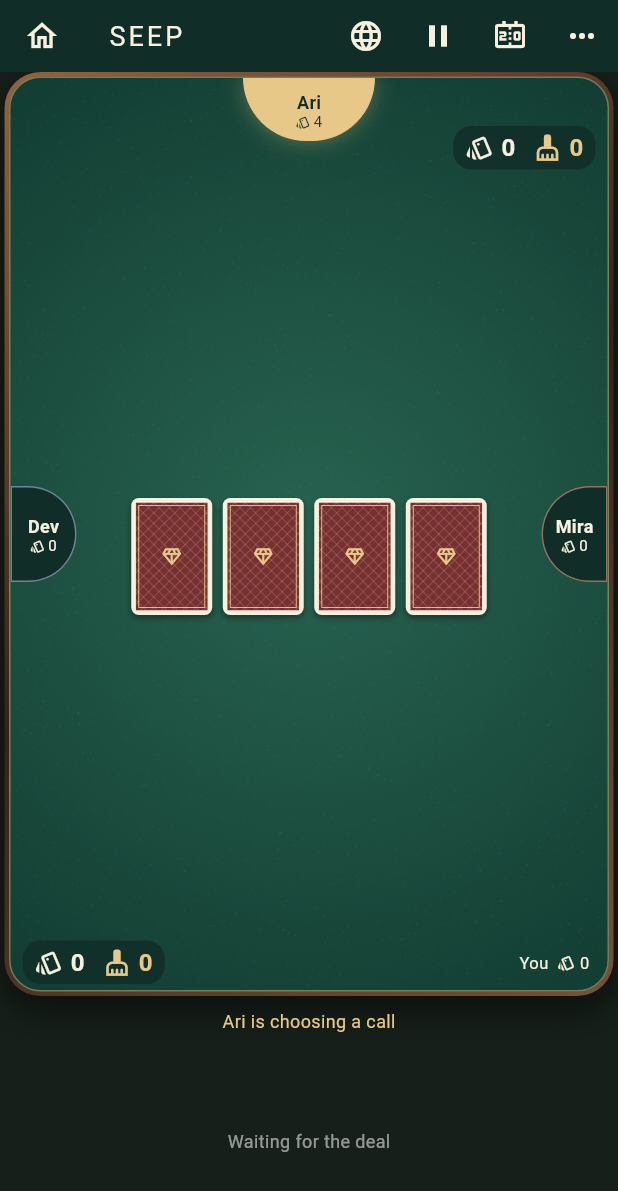
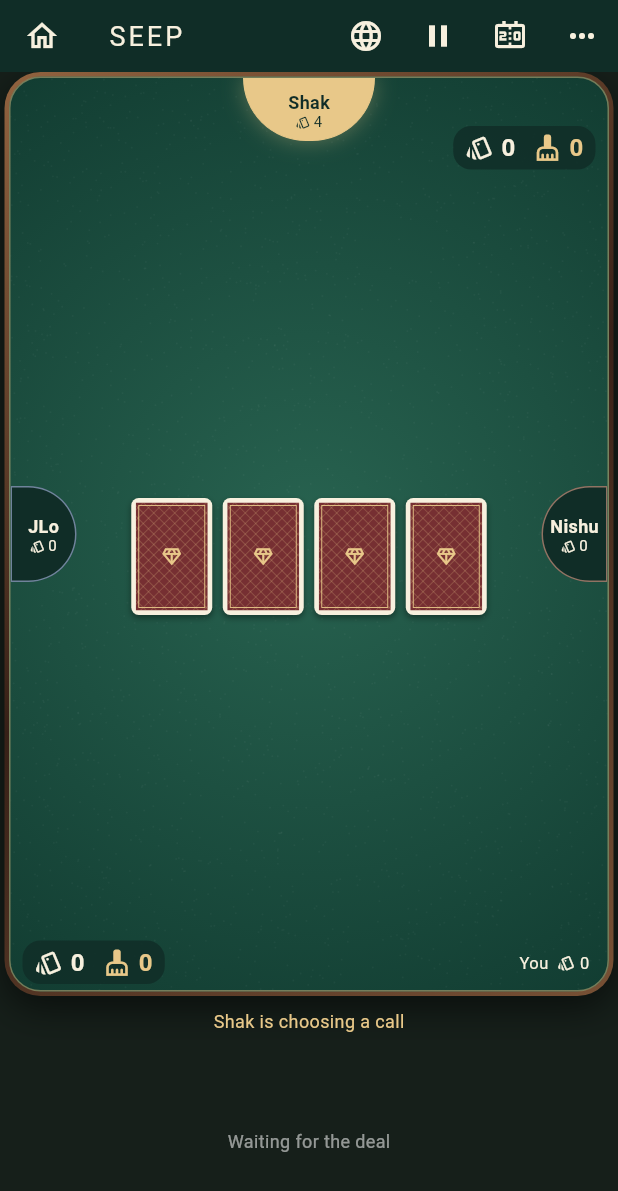
Before and after one commit to SirfCode/Sweep, a Flutter app: the screen it shows after launch, after a tap on "New game", on a phone screen of 412 x 824 dp. Shown: the top 1191 px of the screen. Run offline on Flutter 3.47's test engine with Material 3 defaults, Android fonts, the phone set to English and light mode, and no system bars; our stand-ins replace audioplayers, shared_preferences, web; missing offline and left inert: dart:js_interop.

Commit message:
Release v0.10.0 with renamed bot players

```diff
--- a/lib/game/engine.dart
+++ b/lib/game/engine.dart
@@ -17,7 +17,7 @@ String rankName(int rank) => switch (rank) {
     };
 String cardName(int card) =>
     '${rankName(rankOf(card))}${['♣', '♦', '♥', '♠'][card ~/ 13]}';
-const seatNames = ['You', 'Mira', 'Ari', 'Dev'];
+const seatNames = ['You', 'Nishu', 'Shak', 'JLo'];
 
 enum Phase { call, opening, playing, results }
 
--- a/lib/l10n/catalog.dart
+++ b/lib/l10n/catalog.dart
@@ -13,8 +13,8 @@ const messageCatalog = {
         "Keep this card for your house, or choose a card that follows the opening call.",
     "hi": "यह पत्ता अपने घर के लिए रखें, या शुरुआती बोली के अनुसार पत्ता चुनें।"
   },
-  "you_ari": {"en": "You & Ari", "hi": "आप और Ari"},
-  "mira_dev": {"en": "Mira & Dev", "hi": "Mira और Dev"},
+  "you_ari": {"en": "You & Shak", "hi": "आप और Shak"},
+  "mira_dev": {"en": "Nishu & JLo", "hi": "Nishu और JLo"},
   "game": {"en": "Game {p0}", "hi": "कुल {p0}"},
   "this_deal": {"en": "THIS DEAL", "hi": "इस बाज़ी में"},
   "card_pts": {"en": "{p0} card pts", "hi": "पत्तों के {p0} अंक"},
@@ -175,12 +175,12 @@ const messageCatalog = {
   "view_game_result": {"en": "View game result", "hi": "खेल का परिणाम देखें"},
   "resume_deal": {"en": "Resume • Deal {p0}", "hi": "जारी रखें • बाज़ी {p0}"},
   "choose_a_card_light_up_the_table": {
-    "en": "Choose a card. Light up the table.\nYour seat is waiting. • v0.9",
-    "hi": "पत्ता चुनें। खेल का आनंद लें।\nआपकी जगह तैयार है। • v0.9"
+    "en": "Choose a card. Light up the table.\nYour seat is waiting. • v0.10",
+    "hi": "पत्ता चुनें। खेल का आनंद लें।\nआपकी जगह तैयार है। • v0.10"
   },
   "deal_complete_2": {"en": "Deal complete", "hi": "बाज़ी पूरी"},
-  "you_and_ari_win": {"en": "You and Ari win!", "hi": "आप और Ari जीत गए!"},
-  "mira_and_dev_win": {"en": "Mira and Dev win", "hi": "Mira और Dev जीत गए"},
+  "you_and_ari_win": {"en": "You and Shak win!", "hi": "आप और Shak जीत गए!"},
+  "mira_and_dev_win": {"en": "Nishu and JLo win", "hi": "Nishu और JLo जीत गए"},
   "a_lead_of_after_a_completed_deal": {
     "en": "A lead of 104 after a completed deal wins the game.",
     "hi": "पूरी बाज़ी के बाद 104 अंकों की बढ़त से खेल जीता जाता है।"
@@ -189,8 +189,8 @@ const messageCatalog = {
     "en": "Final lead: {p0} points.",
     "hi": "अंतिम बढ़त: {p0} अंक।"
   },
-  "you_ari_2": {"en": "You + Ari", "hi": "आप + Ari"},
-  "mira_dev_2": {"en": "Mira + Dev", "hi": "Mira + Dev"},
+  "you_ari_2": {"en": "You + Shak", "hi": "आप + Shak"},
+  "mira_dev_2": {"en": "Nishu + JLo", "hi": "Nishu + JLo"},
   "captured_card_points": {
     "en": "Captured card points",
     "hi": "उठाए पत्तों के अंक"
--- a/lib/l10n/strings.dart
+++ b/lib/l10n/strings.dart
@@ -17,7 +17,7 @@ String tr(BuildContext context, String key,
 String playerName(BuildContext context, int seat) =>
     seat == 0 && Localizations.localeOf(context).languageCode == 'hi'
         ? 'आप'
-        : ['You', 'Mira', 'Ari', 'Dev'][seat];
+        : ['You', 'Nishu', 'Shak', 'JLo'][seat];
 
 class LanguageScope extends InheritedWidget {
   final ValueChanged<String> change;
@@ -31,6 +31,9 @@ class LanguageScope extends InheritedWidget {
 
 String historyText(BuildContext context, Map<String, dynamic> record) {
   final english = '${record['text'] ?? ''}'
+      .replaceAll(RegExp(r'\bMira\b'), 'Nishu')
+      .replaceAll(RegExp(r'\bAri\b'), 'Shak')
+      .replaceAll(RegExp(r'\bDev\b'), 'JLo')
       .replaceAll('sweep', 'seep')
       .replaceAll('Sweep', 'Seep');
   final a = (record['args'] as Map?) ?? {};
--- a/pubspec.yaml
+++ b/pubspec.yaml
@@ -1,7 +1,7 @@
 name: sweep
 description: Offline partnership Seep with one human and three bots.
 publish_to: none
-version: 0.9.0+9
+version: 0.10.0+10
 
 environment:
   sdk: '>=3.4.0 <4.0.0'
```
Also changed, not shown: 6 other files.
